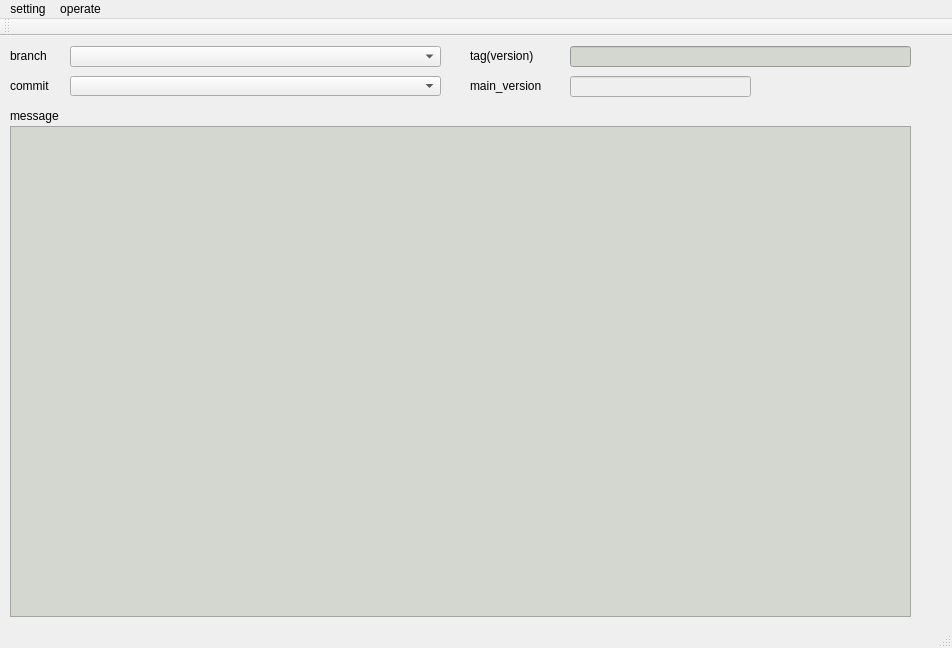
This is main_from.ui in awe-system/release_tool as Qt 5 draws it before an edit. The edited form follows.
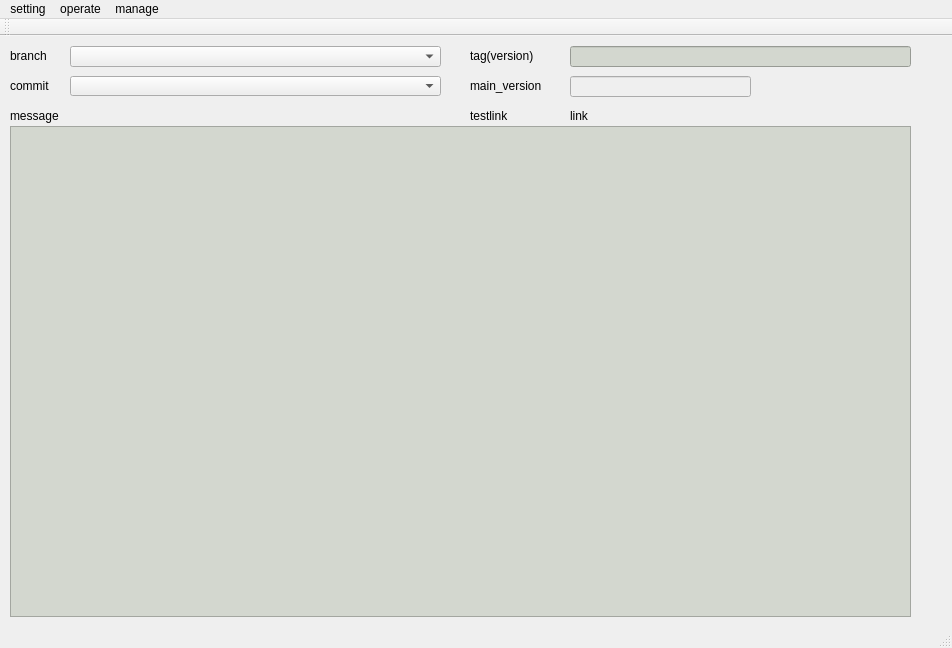
This is the edited form.

Patch:
```diff
--- a/main_from.ui
+++ b/main_from.ui
@@ -164,6 +164,32 @@
      <bool>true</bool>
     </property>
    </widget>
+   <widget class="QLabel" name="label_6">
+    <property name="geometry">
+     <rect>
+      <x>470</x>
+      <y>70</y>
+      <width>111</width>
+      <height>20</height>
+     </rect>
+    </property>
+    <property name="text">
+     <string>testlink</string>
+    </property>
+   </widget>
+   <widget class="QLabel" name="link">
+    <property name="geometry">
+     <rect>
+      <x>570</x>
+      <y>70</y>
+      <width>341</width>
+      <height>20</height>
+     </rect>
+    </property>
+    <property name="text">
+     <string>link</string>
+    </property>
+   </widget>
   </widget>
   <widget class="QMenuBar" name="menuBar">
    <property name="geometry">
@@ -186,10 +212,17 @@
     </property>
     <addaction name="actionrelease"/>
     <addaction name="actiondeploy"/>
-    <addaction name="actionlog"/>
+    <addaction name="actionswitch"/>
+   </widget>
+   <widget class="QMenu" name="menulog">
+    <property name="title">
+     <string>manage</string>
+    </property>
+    <addaction name="actionlog_2"/>
    </widget>
    <addaction name="menusetting"/>
    <addaction name="release"/>
+   <addaction name="menulog"/>
   </widget>
   <widget class="QToolBar" name="mainToolBar">
    <attribute name="toolBarArea">
```
Left out of the diff: 10 changed lines with no effect on the pictures.
